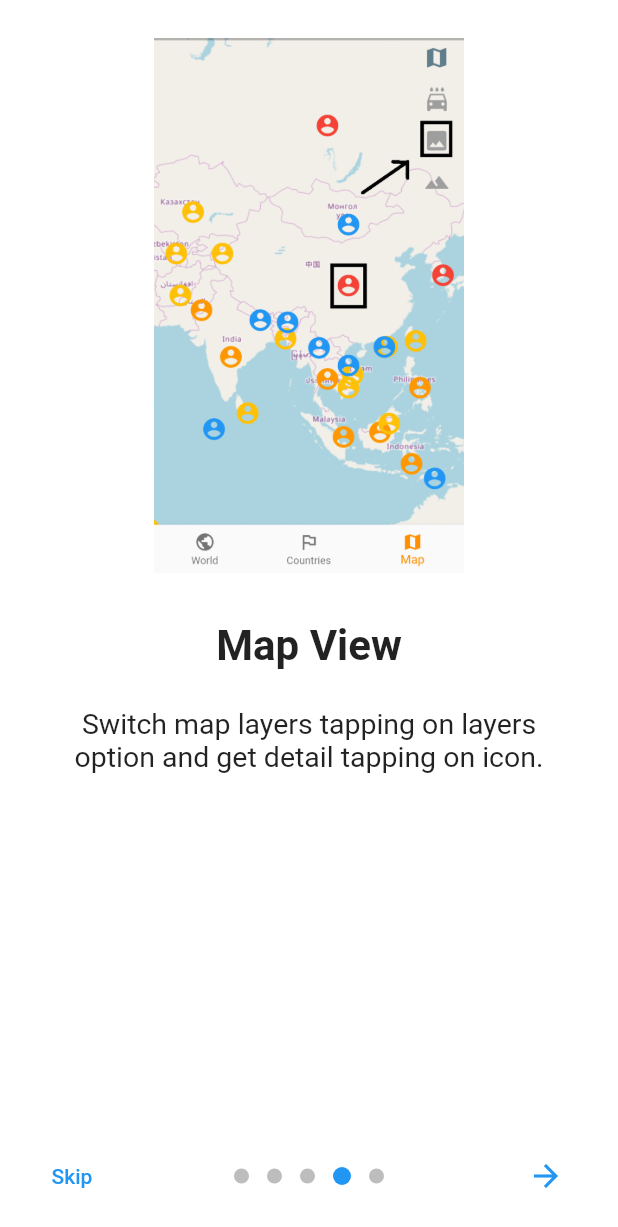
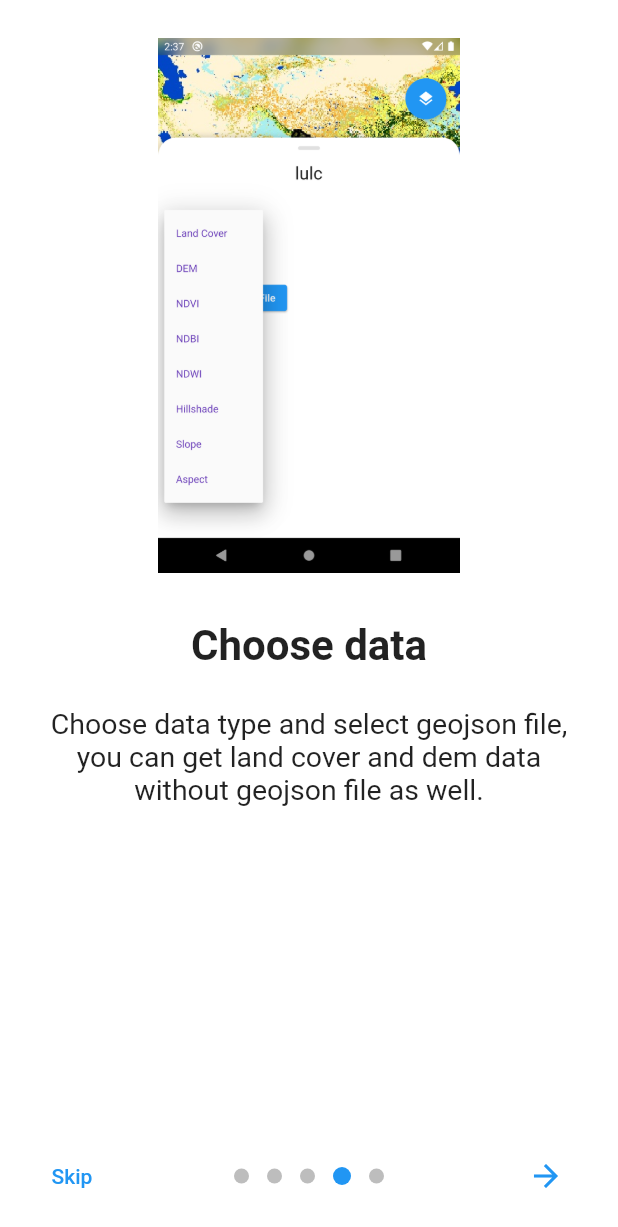
Before and after one commit to kaditya97/gee_android_app, a Flutter app: the screen it shows after launch, swiped to page 4, on a phone screen of 412 x 824 dp. Shown: the top 1227 px of the screen. Run offline on Flutter 3.47's test engine with Material 2 defaults, Android fonts, the phone set to English and light mode, and no system bars; drawn by our look-alikes of introduction_screen; our stand-ins replace file_picker, flutter_map, flutter_speed_dial, latlong, shared_preferences, sliding_up_panel.

Commit message:
first release

```diff
--- a/lib/home/drawer.dart
+++ b/lib/home/drawer.dart
@@ -124,7 +124,7 @@ class CustomDrawer extends StatelessWidget {
                           fontSize: 20,
                           fontWeight: FontWeight.bold,
                         ),),
-                onTap: () => _launch("https://github.com/kaditya97/coronavirus_app"),
+                onTap: () => _launch("https://github.com/kaditya97/gee_android_app"),
                 trailing: Icon(Icons.open_in_new,color: Colors.blue),
               ),
               ListTile(
--- a/lib/intro.dart
+++ b/lib/intro.dart
@@ -60,28 +60,28 @@ class _OnBoardingPageState extends State<OnBoardingPage> {
         PageViewModel(
           title: "Side Drawer",
           body:
-              "Access the side drawer by tapping on menu on the left top or sliding in right direction from any screen.",
+              "Access the side drawer by sliding in right direction from any screen.",
           image: _buildImage('img1'),
           decoration: pageDecoration,
         ),
         PageViewModel(
-          title: "Detail and Search",
+          title: "Form and data submit",
           body:
-              "Get the detail about any country tapping on the card and search about any country tapping on search icon.",
+              "Acess the form for data using the bottom sheet by draging it upward.",
           image:Image.asset('assets/images/img2.png'),
           decoration: pageDecoration,
         ),
         PageViewModel(
-          title: "Get Detail",
+          title: "Toogle layers",
           body:
-              "Get detail about any country tapping on card in country screen or icon on map screen.",
+              "Toogle available layers by taping on layer icon.",
           image: Image.asset('assets/images/img3.png', width: 350.0),
           decoration: pageDecoration,
         ),
         PageViewModel(
-          title: "Map View",
-          body: "Switch map layers tapping on layers option and get detail tapping on icon.",
-          image: _buildImage('img4'),
+          title: "Choose data",
+          body: "Choose data type and select geojson file, you can get land cover and dem data without geojson file as well.",
+          image: Image.asset('assets/images/img4.png'),
           decoration: pageDecoration,
         ),
         PageViewModel(
```
Also changed, not shown: assets/images/img1.gif, assets/images/img2.png, assets/images/img3.png, assets/images/img4.gif (deleted), assets/images/img4.png (added), assets/images/img5.png, assets/images/splash.png, 12 other files.
